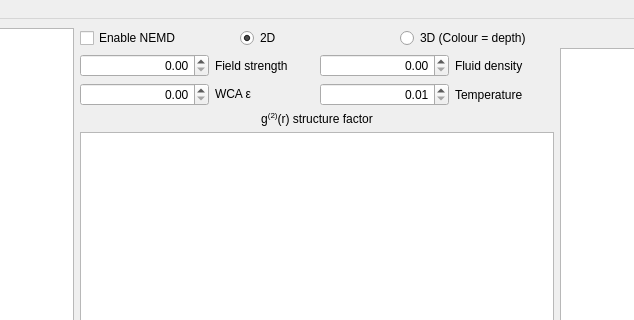
Qt form GUI-resources/mainwindow.ui (CTCMS-UQ/QtNEMD) before a commit; both pictures show x 410 to 1044 and y 0 to 320 of the 1454 by 727 pixel window.
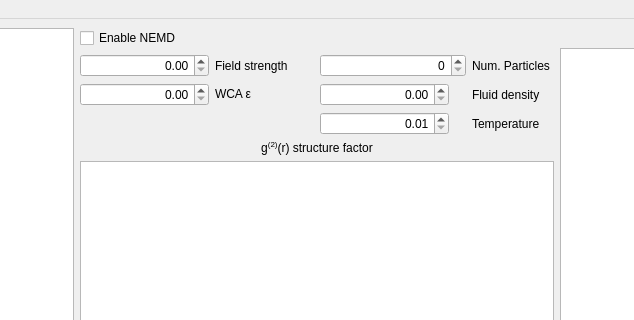
The same form after that commit. Custom widgets are drawn as their Qt base class.

Commit message: Added spinbox for number of particles and basic g(2) calculation.

```diff
--- a/GUI-resources/mainwindow.ui
+++ b/GUI-resources/mainwindow.ui
@@ -90,29 +90,6 @@
           </property>
          </widget>
         </item>
-        <item>
-         <widget class="QRadioButton" name="twod_button">
-          <property name="text">
-           <string>2D</string>
-          </property>
-          <property name="checked">
-           <bool>true</bool>
-          </property>
-          <attribute name="buttonGroup">
-           <string notr="true">dimensionButtonGroup</string>
-          </attribute>
-         </widget>
-        </item>
-        <item>
-         <widget class="QRadioButton" name="threed_button">
-          <property name="text">
-           <string>3D (Colour = depth)</string>
-          </property>
-          <attribute name="buttonGroup">
-           <string notr="true">dimensionButtonGroup</string>
-          </attribute>
-         </widget>
-        </item>
        </layout>
       </item>
       <item>
@@ -208,7 +185,7 @@
         </item>
         <item>
          <layout class="QFormLayout" name="formLayout_2">
-          <item row="0" column="0">
+          <item row="1" column="0">
            <widget class="QDoubleSpinBox" name="density_spinbox">
             <property name="minimumSize">
              <size>
@@ -227,14 +204,14 @@
             </property>
            </widget>
           </item>
-          <item row="0" column="1">
+          <item row="1" column="1">
            <widget class="QLabel" name="density_label">
             <property name="text">
              <string>Fluid density</string>
             </property>
            </widget>
           </item>
-          <item row="1" column="0">
+          <item row="2" column="0">
            <widget class="QDoubleSpinBox" name="temp_spinbox">
             <property name="minimumSize">
              <size>
@@ -271,13 +248,42 @@
             </property>
            </widget>
           </item>
-          <item row="1" column="1">
+          <item row="2" column="1">
            <widget class="QLabel" name="tr_label">
             <property name="text">
              <string>Temperature</string>
             </property>
            </widget>
           </item>
+          <item row="0" column="0">
+           <widget class="QSpinBox" name="npart_spinbox">
+            <property name="minimumSize">
+             <size>
+              <width>146</width>
+              <height>0</height>
+             </size>
+            </property>
+            <property name="maximumSize">
+             <size>
+              <width>146</width>
+              <height>16777215</height>
+             </size>
+            </property>
+            <property name="alignment">
+             <set>Qt::AlignRight|Qt::AlignTrailing|Qt::AlignVCenter</set>
+            </property>
+            <property name="maximum">
+             <number>2500</number>
+            </property>
+           </widget>
+          </item>
+          <item row="0" column="1">
+           <widget class="QLabel" name="npart_label_2">
+            <property name="text">
+             <string>Num. Particles</string>
+            </property>
+           </widget>
+          </item>
          </layout>
         </item>
        </layout>
```
The commit also changes 4 other files.
